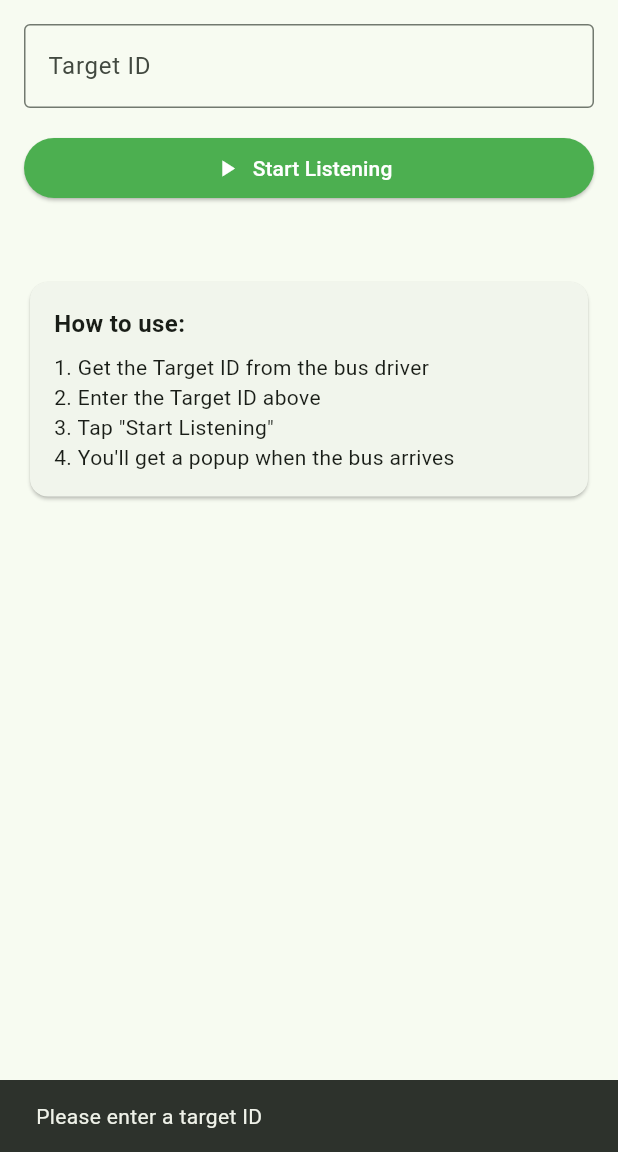
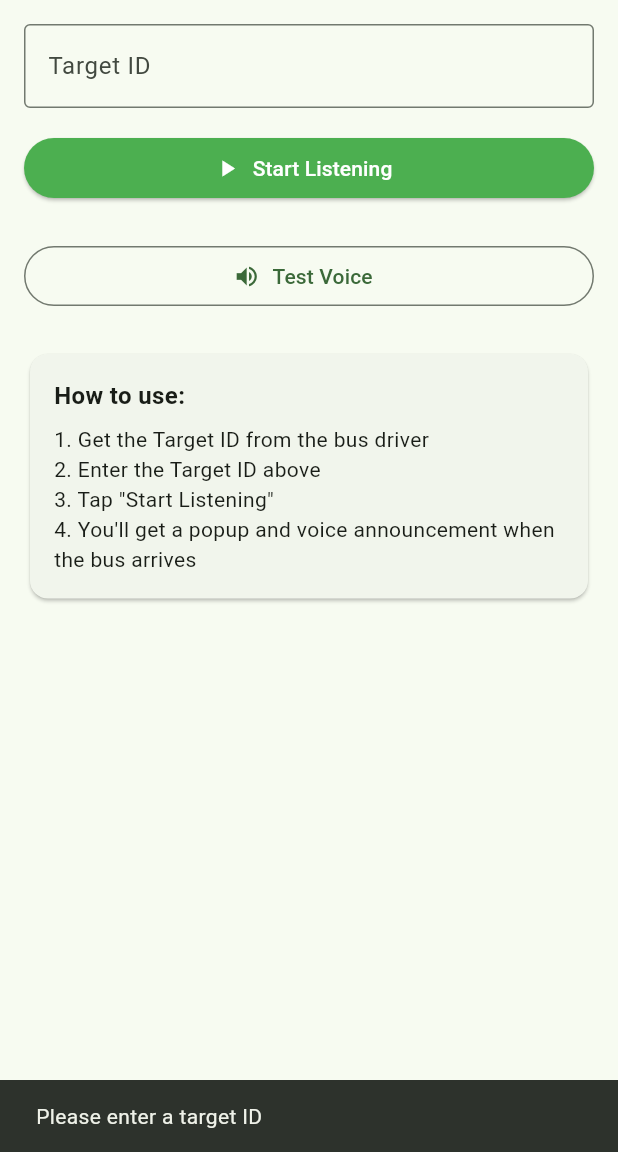
Before and after one commit to nagaraj-2007/modelforselvagam, a Flutter app: the screen it shows after launch, after a tap on "Start Listening", on a phone screen of 412 x 824 dp, the part 84-1236 px from its top. Run offline on Flutter 3.47's test engine with Material 3 defaults, Android fonts, the phone set to English and light mode, and no system bars; our stand-ins replace cloud_firestore, firebase_core, flutter_tts, geolocator, google_maps_flutter, permission_handler and 1 more; missing offline and left inert: flutter_background_service; accounts and stored records are empty.

Commit message:
Add TTS voice announcement to Module 1

```diff
--- a/module1_receiver/lib/main.dart
+++ b/module1_receiver/lib/main.dart
@@ -2,6 +2,7 @@ import 'dart:async';
 import 'package:flutter/material.dart';
 import 'package:firebase_core/firebase_core.dart';
 import 'package:cloud_firestore/cloud_firestore.dart';
+import 'package:flutter_tts/flutter_tts.dart';
 import 'firebase_options.dart';
 
 void main() async {
@@ -42,11 +43,31 @@ class _PassengerScreenState extends State<PassengerScreen> {
   bool _isListening = false;
   bool _hasNotified = false;
 
+  final FlutterTts _tts = FlutterTts();
+
+  @override
+  void initState() {
+    super.initState();
+    _initTts();
+  }
+
+  Future<void> _initTts() async {
+    await _tts.setLanguage("en-US");
+    await _tts.setSpeechRate(0.5);
+    await _tts.setVolume(1.0);
+    await _tts.setPitch(1.0);
+  }
+
   @override
   void dispose() {
     _targetSubscription?.cancel();
     _targetIdController.dispose();
+    _tts.stop();
     super.dispose();
+  }
+
+  Future<void> _speak(String text) async {
+    await _tts.speak(text);
   }
 
   void _showArrivalDialog(String targetName) {
@@ -93,6 +114,7 @@ class _PassengerScreenState extends State<PassengerScreen> {
           if (data['reached'] == true && !_hasNotified) {
             _hasNotified = true;
             _showArrivalDialog(data['name']);
+            _speak('Your bus has reached ${data['name']}. Please get ready.');
             ScaffoldMessenger.of(context).showSnackBar(
               SnackBar(
                 content: Text('🚌 Bus arrived at ${data['name']}!'),
@@ -200,6 +222,13 @@ class _PassengerScreenState extends State<PassengerScreen> {
               ),
             ],
 
+            // Test TTS Button
+            OutlinedButton.icon(
+              onPressed: () => _speak('Test message: Your bus will reach in a few minutes.'),
+              icon: const Icon(Icons.volume_up),
+              label: const Text('Test Voice'),
+            ),
+
             const SizedBox(height: 24),
 
             const Card(
@@ -216,7 +245,7 @@ class _PassengerScreenState extends State<PassengerScreen> {
                     Text('1. Get the Target ID from the bus driver'),
                     Text('2. Enter the Target ID above'),
                     Text('3. Tap "Start Listening"'),
-                    Text('4. You\'ll get a popup when the bus arrives'),
+                    Text('4. You\'ll get a popup and voice announcement when the bus arrives'),
                   ],
                 ),
               ),
--- a/module1_receiver/pubspec.yaml
+++ b/module1_receiver/pubspec.yaml
@@ -11,6 +11,7 @@ dependencies:
     sdk: flutter
   firebase_core: ^2.24.2
   cloud_firestore: ^4.13.6
+  flutter_tts: ^3.8.5
 
 dev_dependencies:
   flutter_test:
```
Also changed, not shown: module1_receiver/pubspec.lock, 3 other files.
